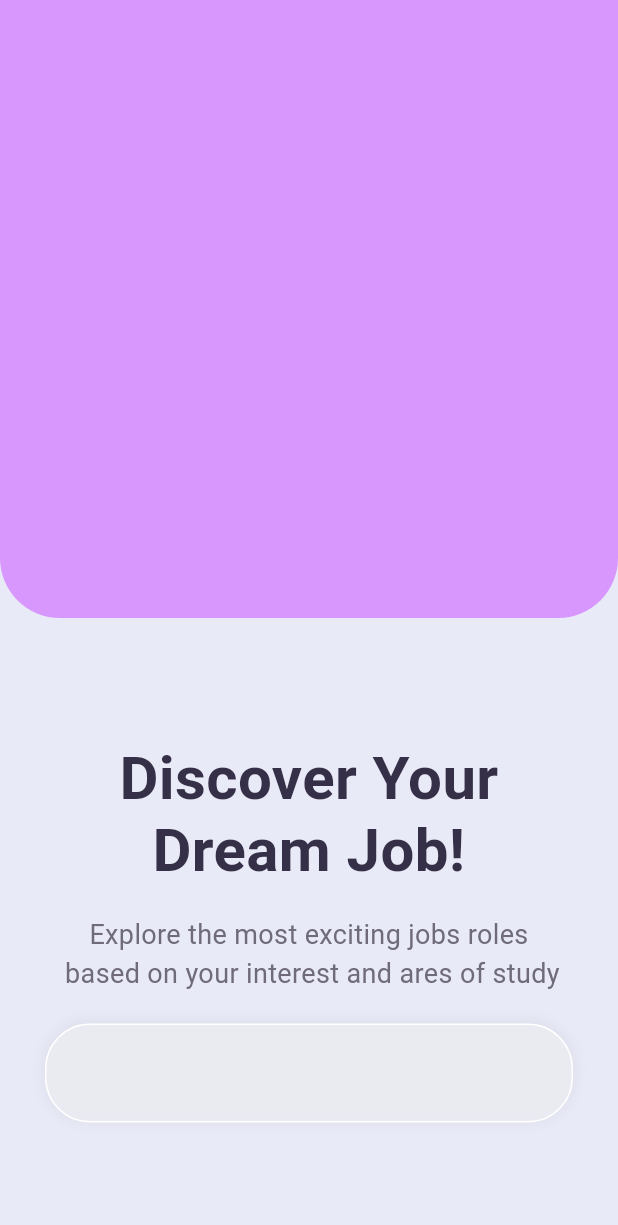
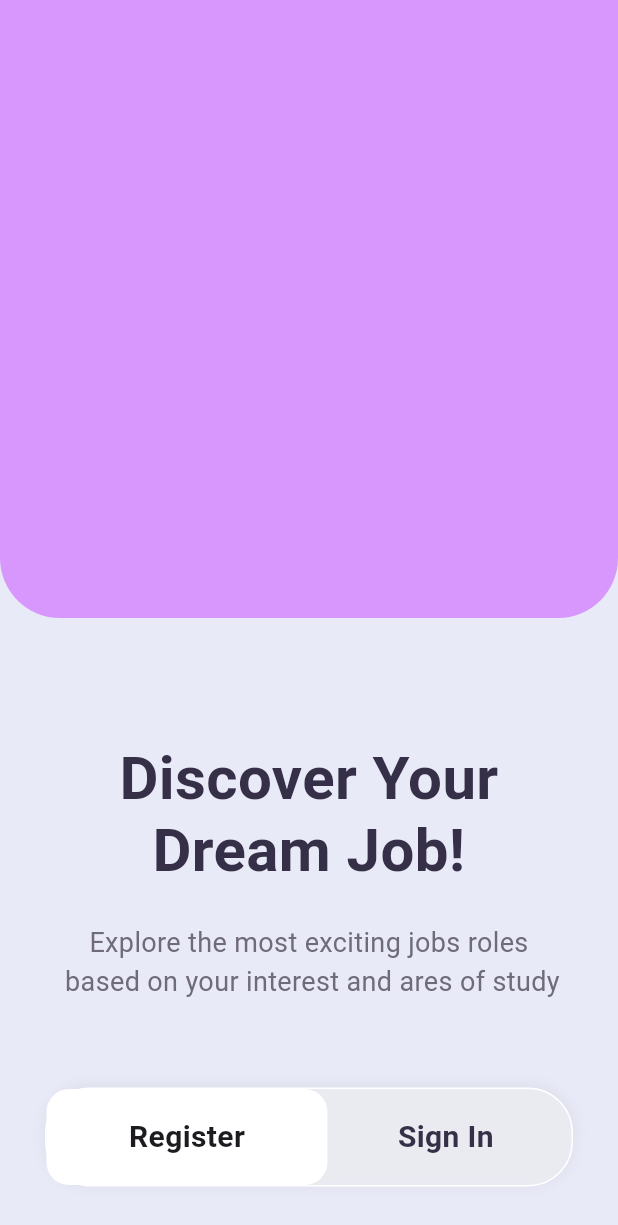
Before and after one commit to Odhi-ambo/flutter_log_in_page, a Flutter app: the screen it shows after launch, on a phone screen of 412 x 824 dp. Shown: the top 1225 px of the screen. Run offline on Flutter 3.47's test engine with Material 3 defaults, Android fonts, the phone set to English and light mode, and no system bars.

Commit message:
initial commit

```diff
--- a/lib/pages/splash_screen.dart
+++ b/lib/pages/splash_screen.dart
@@ -1,4 +1,5 @@
 import 'package:flutter/material.dart';
+import 'package:login_page_flutter/pages/sign_in.dart';
 import 'package:login_page_flutter/utils/colors.dart';
 
 class SplashScreen extends StatelessWidget {
@@ -45,7 +46,7 @@ class SplashScreen extends StatelessWidget {
                           height: 1.2),
                     ),
                     const SizedBox(
-                        height: 20,
+                      height: 25,
                     ),
                     Text(
                       'Explore the most exciting jobs roles\n based on your interest and ares of study',
@@ -56,9 +57,7 @@ class SplashScreen extends StatelessWidget {
                         color: textColor2,
                       ),
                     ),
-                      const SizedBox(
-                        height: 20,
-                      ),
+                    SizedBox(height: size.height * 0.07),
                     Padding(
                       padding: const EdgeInsets.symmetric(
                         horizontal: 30,
@@ -78,11 +77,53 @@ class SplashScreen extends StatelessWidget {
                                 offset: const Offset(0, -1)),
                           ],
                         ),
+                        child: Padding(
+                          padding: const EdgeInsets.only(right: 5),
+                          child: Row(
+                            children: [
+                              Container(
+                                height: size.height * 0.08,
+                                width: size.width / 2.2,
+                                decoration: BoxDecoration(
+                                  color: Colors.white,
+                                  borderRadius: BorderRadius.circular(15),
+                                ),
+                                child: const Center(
+                                  child: Text(
+                                    'Register',
+                                    style: TextStyle(
+                                        fontWeight: FontWeight.bold,
+                                        fontSize: 20),
+                                  ),
+                                ),
+                              ),
+                              const Spacer(),
+                              GestureDetector(
+                                onTap: () {
+                                  Navigator.push(
+                                      context,
+                                      MaterialPageRoute(
+                                          builder: (context) =>
+                                              const SignIn()));
+                                },
+                                child: Text(
+                                  'Sign In',
+                                  style: TextStyle(
+                                      fontWeight: FontWeight.bold,
+                                      fontSize: 20,
+                                      color: textColor1),
+                                ),
+                              ),
+                              const Spacer(),
+                            ],
+                          ),
+                        ),
                       ),
                     ),
                   ],
                 ),
-                ))
+              ),
+            )
           ],
         ),
       ),
```
Lines whose indentation alone changed are shown as unchanged.
